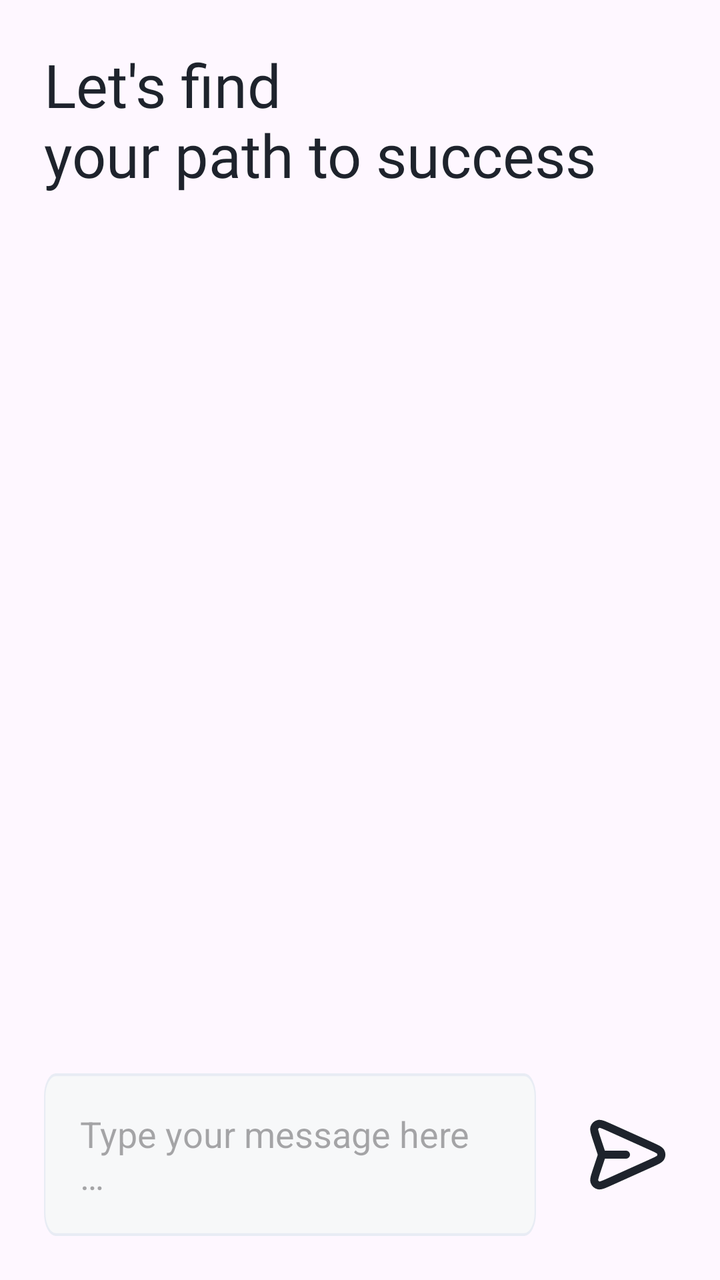
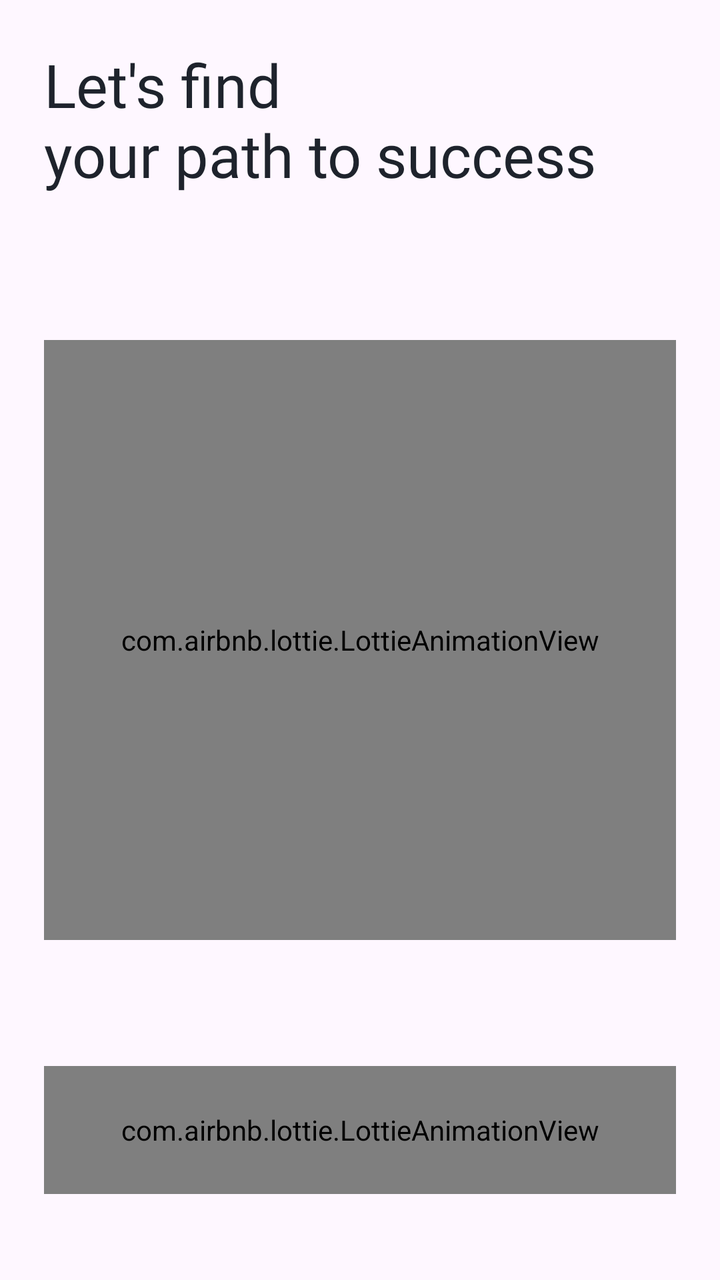

The first picture is an Android layout as it rendered before a commit; the second is the same layout after the commit. The layout source and the unified diff follow.
<!-- AndroidManifest.xml: application theme Theme.CareerCompass -->
<!-- res/layout/fragment_career.xml -->
<?xml version="1.0" encoding="utf-8"?>
<androidx.constraintlayout.widget.ConstraintLayout xmlns:android="http://schemas.android.com/apk/res/android"
    xmlns:app="http://schemas.android.com/apk/res-auto"
    xmlns:tools="http://schemas.android.com/tools"
    android:layout_width="match_parent"
    android:padding="22dp"
    android:layout_height="match_parent"
    tools:context=".ui.main.fragments.career.CareerFragment">

    <TextView
        android:id="@+id/tvWelcome"
        android:layout_width="wrap_content"
        android:layout_height="wrap_content"
        android:fontFamily="@font/urbanist_bold"
        android:text="Let's find\nyour path to success"
        android:textColor="@color/dark"
        android:textSize="@dimen/title_text_size"
        app:layout_constraintStart_toStartOf="parent"
        app:layout_constraintTop_toTopOf="parent" />

    <EditText
        android:id="@+id/etMessage"
        android:layout_width="0dp"
        android:layout_height="wrap_content"
        android:layout_marginEnd="22dp"
        android:ems="10"
        android:background="@drawable/bg_et_auth"
        android:hint="@string/type_message"
        android:gravity="start|top"
        android:padding="18dp"
        android:inputType="textMultiLine"
        app:layout_constraintBottom_toBottomOf="parent"
        app:layout_constraintEnd_toStartOf="@+id/ivSend"
        app:layout_constraintStart_toStartOf="parent"
        tools:ignore="Autofill" />

    <ImageView
        android:id="@+id/ivSend"
        android:layout_width="wrap_content"
        android:layout_height="wrap_content"
        android:src="@drawable/ic_send"
        app:layout_constraintBottom_toBottomOf="@+id/etMessage"
        app:layout_constraintEnd_toEndOf="parent"
        app:layout_constraintTop_toTopOf="@+id/etMessage"
        tools:ignore="ContentDescription" />

    <androidx.recyclerview.widget.RecyclerView
        android:layout_width="0dp"
        android:layout_height="0dp"
        android:layout_marginTop="16dp"
        android:layout_marginBottom="16dp"
        tools:itemCount="5"
        tools:listitem="@layout/item_chat_left"
        app:layout_constraintBottom_toTopOf="@+id/etMessage"
        app:layout_constraintEnd_toEndOf="parent"
        app:layout_constraintStart_toStartOf="parent"
        app:layout_constraintTop_toBottomOf="@+id/tvWelcome" />

</androidx.constraintlayout.widget.ConstraintLayout>
<!-- res/layout/item_chat_left.xml (included above) -->
<?xml version="1.0" encoding="utf-8"?>
<androidx.constraintlayout.widget.ConstraintLayout xmlns:android="http://schemas.android.com/apk/res/android"
    xmlns:app="http://schemas.android.com/apk/res-auto"
    xmlns:tools="http://schemas.android.com/tools"
    android:layout_width="match_parent"
    android:layout_height="wrap_content"
    android:paddingEnd="96dp"
    tools:ignore="RtlSymmetry">

    <TextView
        android:id="@+id/tvMessageLeft"
        android:layout_width="wrap_content"
        android:layout_height="wrap_content"
        android:layout_marginVertical="4dp"
        android:padding="18dp"
        android:background="@drawable/buble_left"
        android:text="@string/temp_message_one"
        android:textColor="@color/darkGrey"
        android:textSize="16sp"
        app:layout_constraintBottom_toBottomOf="parent"
        app:layout_constraintEnd_toEndOf="parent"
        app:layout_constraintTop_toTopOf="parent" />
</androidx.constraintlayout.widget.ConstraintLayout>
<!-- resources referenced by this layout -->
<resources>
  <color name="dark">#1E232C</color>
  <color name="darkGrey">#6A707C</color>
  <dimen name="title_text_size">30sp</dimen>
  <!-- drawable bg_et_auth (drawable) -->
  <vector xmlns:android="http://schemas.android.com/apk/res/android"
      android:width="331dp"
      android:height="56dp"
      android:viewportWidth="331"
      android:viewportHeight="56">
    <path
        android:strokeWidth="1"
        android:pathData="M8,0.5L323,0.5A7.5,7.5 0,0 1,330.5 8L330.5,48A7.5,7.5 0,0 1,323 55.5L8,55.5A7.5,7.5 0,0 1,0.5 48L0.5,8A7.5,7.5 0,0 1,8 0.5z"
        android:fillColor="#F7F8F9"
        android:strokeColor="#E8ECF4"/>
  </vector>
  <!-- drawable buble_left (drawable) -->
  <?xml version="1.0" encoding="utf-8"?>
  <shape xmlns:android="http://schemas.android.com/apk/res/android"
      android:shape="rectangle">
  
      <solid android:color="#F7F8F9" />
      <stroke
          android:width="1dp"
          android:color="#E8ECF4" />
      <corners
          android:topLeftRadius="0dp"
          android:topRightRadius="22dp"
          android:bottomLeftRadius="22dp"
          android:bottomRightRadius="22dp" />
  
  </shape>
  <!-- drawable ic_send (drawable) -->
  <vector xmlns:android="http://schemas.android.com/apk/res/android"
      android:width="48dp"
      android:height="48dp"
      android:viewportWidth="24"
      android:viewportHeight="24">
  
      <path
          android:fillColor="@color/transparent"
          android:pathData="M11.5,12H5.419M5.246,12.797L4.242,15.799C3.691,17.442 3.416,18.264 3.614,18.77C3.785,19.21 4.153,19.543 4.608,19.67C5.131,19.816 5.922,19.46 7.502,18.749L17.637,14.189C19.18,13.494 19.951,13.147 20.19,12.665C20.397,12.246 20.397,11.754 20.19,11.335C19.951,10.853 19.18,10.506 17.637,9.811L7.485,5.243C5.909,4.534 5.121,4.179 4.598,4.325C4.144,4.451 3.776,4.783 3.604,5.222C3.406,5.727 3.678,6.547 4.222,8.188L5.248,11.279C5.342,11.561 5.389,11.702 5.407,11.846C5.423,11.974 5.423,12.103 5.407,12.231C5.388,12.375 5.341,12.516 5.246,12.797Z"
          android:strokeWidth="2"
          android:strokeColor="@color/dark"
          android:strokeLineCap="round"
          android:strokeLineJoin="round" />
  
  </vector>
  <string name="temp_message_one">Hello World! Welcome to the world of Android Development</string>
  <string name="type_message">Type your message here …</string>
  <style name="Theme.CareerCompass" parent="Base.Theme.CareerCompass" />
  <color name="transparent">#00000000</color>
  <style name="Base.Theme.CareerCompass" parent="Theme.Material3.Light.NoActionBar">
          
          <item name="colorPrimary">@color/colorPrimary</item>
          <item name="colorPrimaryDark">@color/colorPrimaryDark</item>
      </style>
  <color name="colorPrimary">#7265E2</color>
  <color name="colorPrimaryDark">#4E46B5</color>
</resources>

<!-- the commit's change to res/layout/fragment_career.xml (unified diff, before → after) -->
@@ -3,8 +3,8 @@
     xmlns:app="http://schemas.android.com/apk/res-auto"
     xmlns:tools="http://schemas.android.com/tools"
     android:layout_width="match_parent"
+    android:layout_height="match_parent"
     android:padding="22dp"
-    android:layout_height="match_parent"
     tools:context=".ui.main.fragments.career.CareerFragment">
 
     <TextView
@@ -23,12 +23,13 @@
         android:layout_width="0dp"
         android:layout_height="wrap_content"
         android:layout_marginEnd="22dp"
+        android:background="@drawable/bg_et_auth"
         android:ems="10"
-        android:background="@drawable/bg_et_auth"
+        android:gravity="start|top"
         android:hint="@string/type_message"
-        android:gravity="start|top"
+        android:inputType="textMultiLine"
         android:padding="18dp"
-        android:inputType="textMultiLine"
+        android:visibility="gone"
         app:layout_constraintBottom_toBottomOf="parent"
         app:layout_constraintEnd_toStartOf="@+id/ivSend"
         app:layout_constraintStart_toStartOf="parent"
@@ -39,22 +40,68 @@
         android:layout_width="wrap_content"
         android:layout_height="wrap_content"
         android:src="@drawable/ic_send"
+        android:visibility="gone"
         app:layout_constraintBottom_toBottomOf="@+id/etMessage"
         app:layout_constraintEnd_toEndOf="parent"
         app:layout_constraintTop_toTopOf="@+id/etMessage"
         tools:ignore="ContentDescription" />
 
     <androidx.recyclerview.widget.RecyclerView
+        android:id="@+id/rvChat"
         android:layout_width="0dp"
         android:layout_height="0dp"
         android:layout_marginTop="16dp"
         android:layout_marginBottom="16dp"
-        tools:itemCount="5"
-        tools:listitem="@layout/item_chat_left"
+        android:orientation="vertical"
+        android:visibility="gone"
+        app:layoutManager="androidx.recyclerview.widget.LinearLayoutManager"
         app:layout_constraintBottom_toTopOf="@+id/etMessage"
         app:layout_constraintEnd_toEndOf="parent"
         app:layout_constraintStart_toStartOf="parent"
-        app:layout_constraintTop_toBottomOf="@+id/tvWelcome" />
+        app:layout_constraintTop_toBottomOf="@+id/tvWelcome"
+        tools:itemCount="5"
+        tools:listitem="@layout/item_chat_left" />
+
+    <com.airbnb.lottie.LottieAnimationView
+        android:id="@+id/careerAnimation"
+        android:layout_width="match_parent"
+        android:layout_height="300dp"
+        app:lottie_autoPlay="true"
+        app:lottie_loop="true"
+        android:visibility="visible"
+        app:layout_constraintBottom_toBottomOf="parent"
+        app:layout_constraintEnd_toEndOf="parent"
+        app:layout_constraintStart_toStartOf="parent"
+        app:layout_constraintTop_toBottomOf="@+id/tvWelcome"
+        app:layout_constraintVertical_bias="0.33"
+        app:lottie_rawRes="@raw/anim_career" />
+
+    <com.airbnb.lottie.LottieAnimationView
+        android:id="@+id/startAnimation"
+        android:layout_width="match_parent"
+        app:lottie_rawRes="@raw/anim_start"
+        android:layout_height="64dp"
+        app:lottie_loop="true"
+        app:layout_constraintBottom_toBottomOf="parent"
+        app:layout_constraintEnd_toEndOf="parent"
+        app:layout_constraintStart_toStartOf="parent"
+        app:layout_constraintTop_toBottomOf="@+id/careerAnimation"
+        app:layout_constraintVertical_bias="0.75"
+        app:lottie_autoPlay="true" />
+
+    <com.airbnb.lottie.LottieAnimationView
+        android:id="@+id/loadingAnimation"
+        android:layout_width="match_parent"
+        android:layout_height="300dp"
+        app:lottie_autoPlay="true"
+        app:lottie_loop="true"
+        android:elevation="3dp"
+        android:visibility="gone"
+        app:layout_constraintBottom_toBottomOf="parent"
+        app:layout_constraintEnd_toEndOf="parent"
+        app:layout_constraintStart_toStartOf="parent"
+        app:layout_constraintTop_toBottomOf="@+id/tvWelcome"
+        app:lottie_rawRes="@raw/anim_loading" />
 
 </androidx.constraintlayout.widget.ConstraintLayout>
 <!-- res/layout/item_chat_left.xml (included above) -->
@@ -63,8 +110,8 @@
     xmlns:app="http://schemas.android.com/apk/res-auto"
     xmlns:tools="http://schemas.android.com/tools"
     android:layout_width="match_parent"
+    android:paddingEnd="64dp"
     android:layout_height="wrap_content"
-    android:paddingEnd="96dp"
     tools:ignore="RtlSymmetry">
 
     <TextView
@@ -72,12 +119,14 @@
         android:layout_width="wrap_content"
         android:layout_height="wrap_content"
         android:layout_marginVertical="4dp"
+        android:background="@drawable/buble_left"
         android:padding="18dp"
-        android:background="@drawable/buble_left"
         android:text="@string/temp_message_one"
         android:textColor="@color/darkGrey"
         android:textSize="16sp"
         app:layout_constraintBottom_toBottomOf="parent"
         app:layout_constraintEnd_toEndOf="parent"
+        app:layout_constraintHorizontal_bias="0.0"
+        app:layout_constraintStart_toStartOf="parent"
         app:layout_constraintTop_toTopOf="parent" />
 </androidx.constraintlayout.widget.ConstraintLayout>
